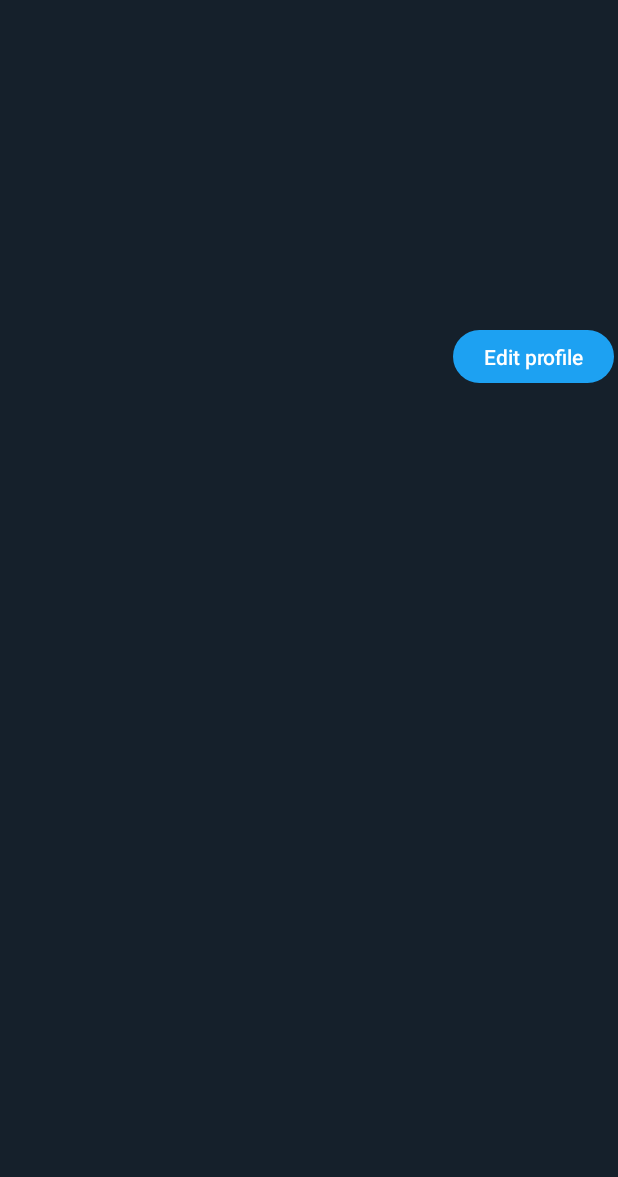
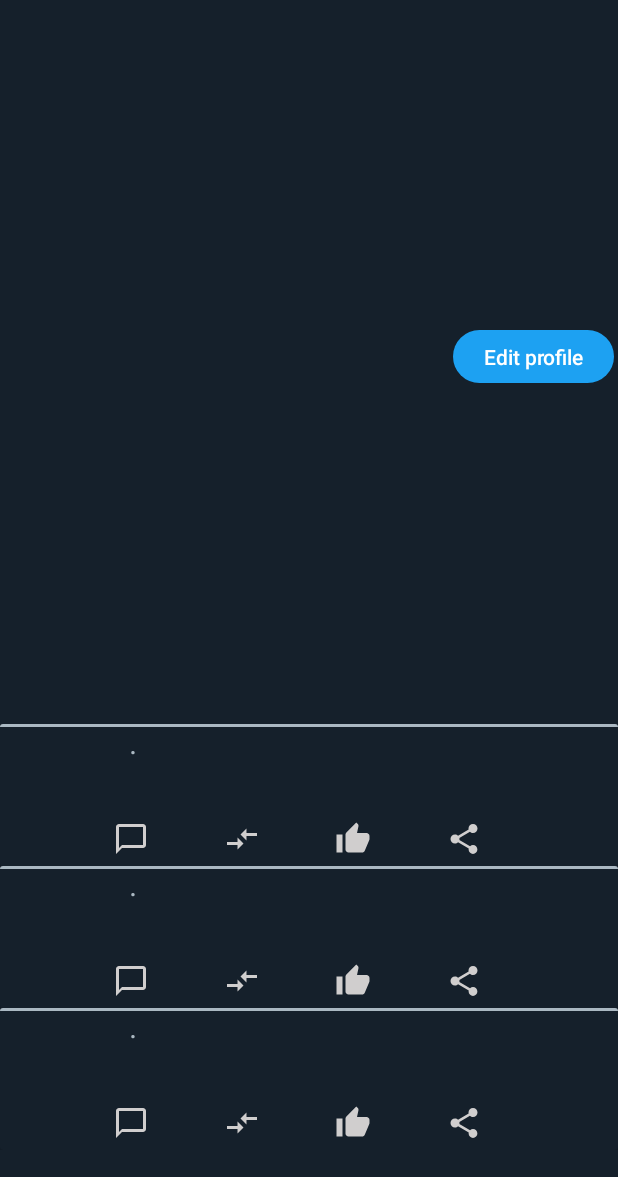
Before and after one commit to emuslu/Twitter, an Android app: the layout activity_profile.xml on its own in the app's theme, with its tools: preview values and no code run, on a phone screen of 412 x 824 dp. Shown: the top 1177 px of the screen. Run offline under Robolectric (Android 15) with nearby library versions, the phone set to English and light mode, and no system bars.

Commit message:
show users tweets in profile

```diff
--- a/app/src/main/res/layout/activity_main.xml
+++ b/app/src/main/res/layout/activity_main.xml
@@ -43,9 +43,12 @@
             android:id="@+id/fab"
             android:layout_width="wrap_content"
             android:layout_height="wrap_content"
-            android:layout_marginBottom="16dp"
+            android:layout_marginBottom="26dp"
+            android:layout_marginEnd="16dp"
             android:contentDescription="helll"
             android:src="@drawable/ic_baseline_add_24"
+            app:backgroundTint="@color/blue"
+            android:tint="@color/white"
             app:layout_constraintBottom_toBottomOf="parent"
             app:layout_constraintEnd_toEndOf="parent" />
     </androidx.constraintlayout.widget.ConstraintLayout>
--- a/app/src/main/res/layout/activity_profile.xml
+++ b/app/src/main/res/layout/activity_profile.xml
@@ -11,21 +11,22 @@
         android:layout_height="wrap_content"
         android:background="@color/dim">
         <LinearLayout
+            android:id="@+id/profile_linear"
             android:layout_width="match_parent"
             android:layout_height="wrap_content"
             app:layout_constraintStart_toStartOf="parent"
             app:layout_constraintTop_toTopOf="parent"
-            app:layout_constraintTop_toBottomOf="parent"
             app:layout_constraintEnd_toEndOf="parent"
             android:orientation="vertical">
+
             <ImageView
                 android:id="@+id/profile_background_pic"
                 android:layout_width="match_parent"
                 android:layout_height="150dp"
-                app:layout_constraintTop_toTopOf="parent"
+                android:scaleType="centerCrop"
+                app:layout_constraintEnd_toEndOf="parent"
                 app:layout_constraintStart_toStartOf="parent"
-                app:layout_constraintEnd_toEndOf="parent"
-                android:scaleType="centerCrop" />
+                app:layout_constraintTop_toTopOf="parent" />
 
             <de.hdodenhof.circleimageview.CircleImageView
                 android:id="@+id/profile_pic"
@@ -115,7 +116,17 @@
                 app:layout_constraintStart_toStartOf="parent"
                 android:paddingLeft="20dp" />
         </LinearLayout>
-
+        <androidx.recyclerview.widget.RecyclerView
+            android:id="@+id/profileRecyclerView"
+            android:layout_width="match_parent"
+            android:layout_height="wrap_content"
+            app:layout_constraintBottom_toBottomOf="parent"
+            app:layout_constraintEnd_toEndOf="parent"
+            app:layout_constraintStart_toStartOf="parent"
+            app:layout_constraintTop_toBottomOf="@+id/profile_linear"
+            app:flow_horizontalBias="0.0"
+            app:layout_constraintVertical_bias="0.0"
+            tools:listitem="@layout/tweet" />
         <FrameLayout
             android:id="@+id/edit_profile_fragment_container"
             android:layout_width="match_parent"
```
Also changed, not shown: app/src/main/java/com/example/twitter/ProfileActivity.kt (+40 -2 lines).
